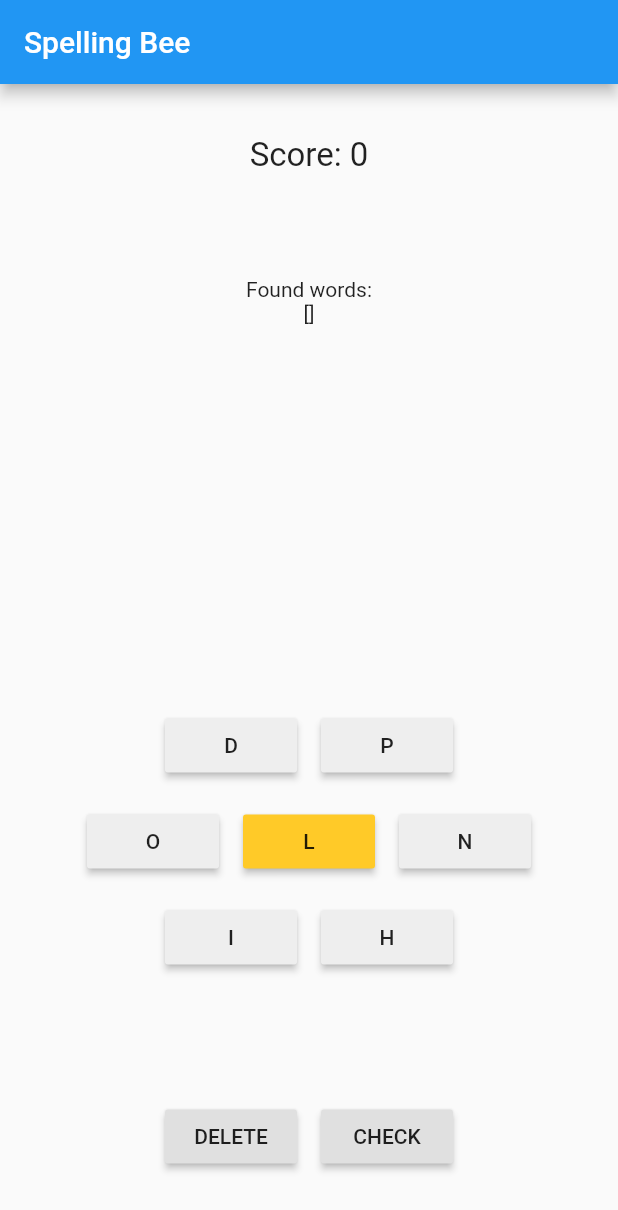
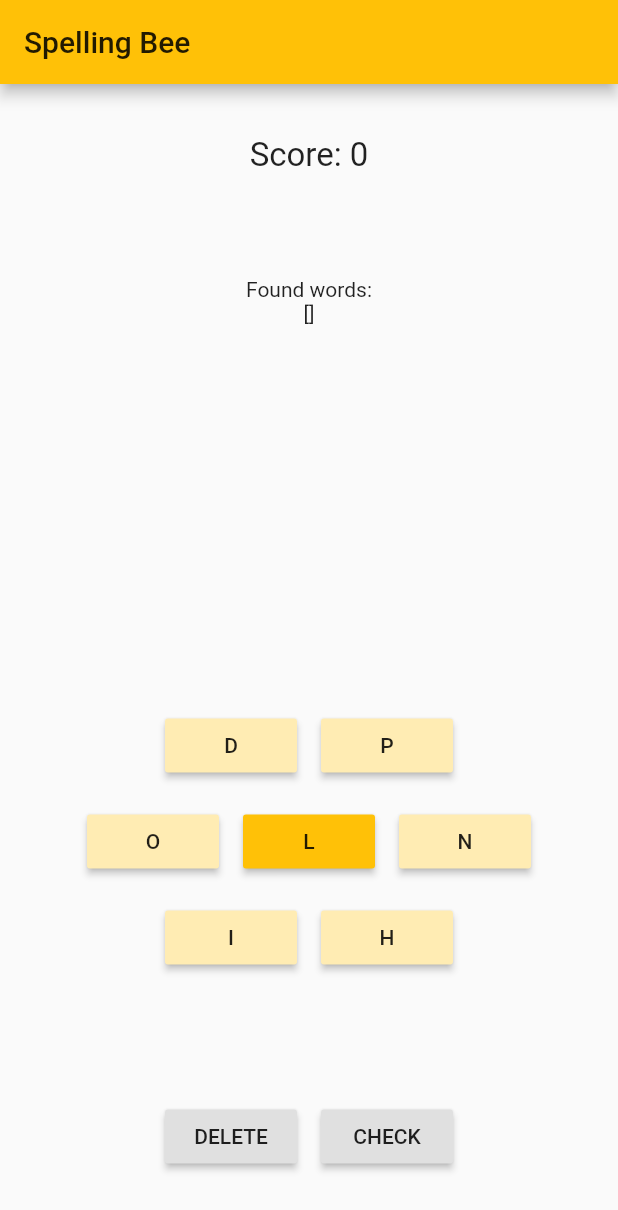
Before and after one commit to RocketRhubarb/spelling-bee, a Flutter app: the screen it shows after launch, on a phone screen of 412 x 824 dp. Shown: the top 1210 px of the screen. Run offline on Flutter 3.47's test engine with Material 2 defaults, Android fonts, the phone set to English and light mode, and no system bars.

Commit message:
Added color theme

```diff
--- a/lib/main.dart
+++ b/lib/main.dart
@@ -10,6 +10,7 @@ class MyApp extends StatelessWidget {
   Widget build(BuildContext context) {
     return MaterialApp(
       debugShowCheckedModeBanner: false,
+      theme: ThemeData(primarySwatch: Colors.amber),
       home: HomePage(),
     );
   }
--- a/lib/widgets/letter_tile.dart
+++ b/lib/widgets/letter_tile.dart
@@ -18,7 +18,9 @@ class LetterTile extends StatelessWidget {
             addToWord(letter);
           },
           child: Text(letter),
-          color: primary ? Colors.amber[400] : Colors.grey[200],
+          color: primary
+              ? Theme.of(context).primaryColor
+              : Theme.of(context).primaryColorLight,
         ),
       ),
     );
```
